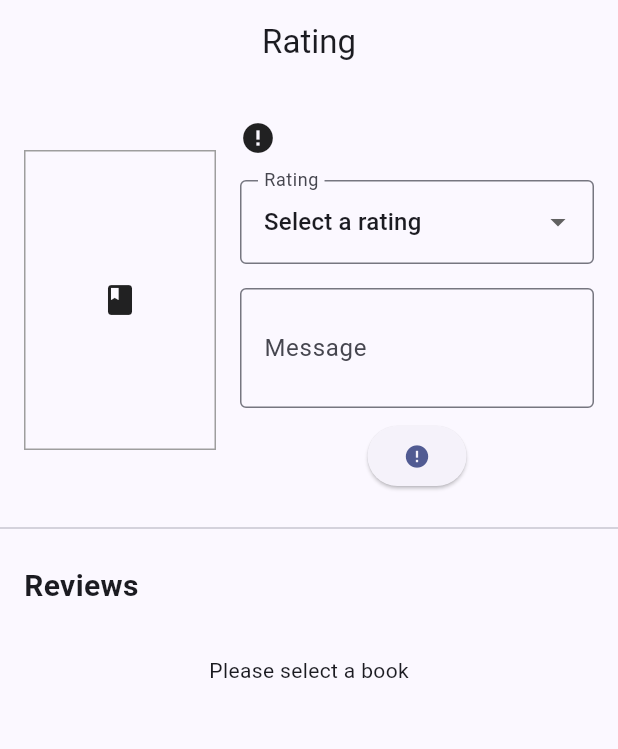
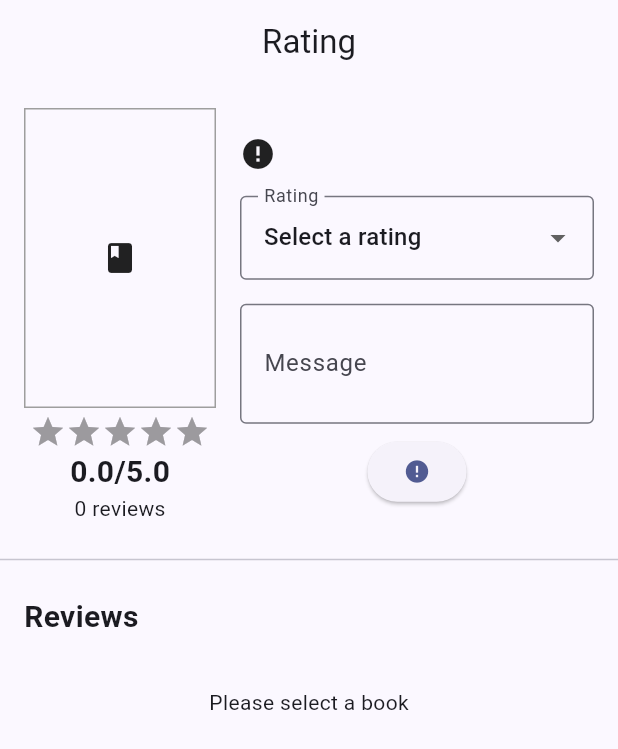
Before and after one commit to Readme-org/ReadMe-Mobile, a Flutter app: the RatingPage screen opened directly, on a phone screen of 412 x 824 dp. Shown: the top 749 px of the screen. Run offline on Flutter 3.47's test engine with Material 3 defaults, Android fonts, the phone set to English and light mode, and no system bars; drawn by our look-alikes of flutter_rating_bar; our stand-ins replace cached_network_image; missing offline and left inert: pbp_django_auth.

Commit message:
Add rating stars and delete button

```diff
--- a/lib/modules/rating-book/screens/reviews.dart
+++ b/lib/modules/rating-book/screens/reviews.dart
@@ -2,6 +2,7 @@ import 'package:flutter/material.dart';
 import 'package:pbp_django_auth/pbp_django_auth.dart';
 import 'package:provider/provider.dart';
 import 'package:cached_network_image/cached_network_image.dart';
+import 'package:flutter_rating_bar/flutter_rating_bar.dart';
 import 'package:readme/core/url.dart' as app_data;
 import 'package:readme/modules/home-page/models/book.dart';
 import 'package:readme/modules/rating-book/models/rating.dart';
@@ -47,13 +48,24 @@ class _RatingPageState extends State<RatingPage> {
   @override
   void didChangeDependencies() {
     super.didChangeDependencies();
-    cookieRequest = Provider.of<CookieRequest>(context);
+    cookieRequest = Provider.of<CookieRequest>(context, listen: false);
     books = ApiService.getBooks(cookieRequest);
     if (widget.bookId != null) {
       rating = ApiService.getRating(cookieRequest, widget.bookId!);
       book = books.then((value) =>
           value.firstWhere((element) => element.pk == widget.bookId));
     }
+  }
+
+  double averageRating(List<Rating> ratings) {
+    if (ratings.isEmpty) {
+      return 0;
+    }
+    double sum = 0;
+    for (final rating in ratings) {
+      sum += rating.rating;
+    }
+    return sum / ratings.length;
   }
 
   @override
@@ -76,6 +88,8 @@ class _RatingPageState extends State<RatingPage> {
               padding: const EdgeInsets.all(16.0),
               child: Row(
                 crossAxisAlignment: CrossAxisAlignment.center,
+                children: [
+                  Column(
                     children: [
                       SizedBox(
                           width: 128,
@@ -106,6 +120,67 @@ class _RatingPageState extends State<RatingPage> {
                                         const Icon(Icons.error),
                                   ),
                           )),
+                      const SizedBox(height: 4),
+                      FutureBuilder<List<Rating>>(
+                        future: rating,
+                        builder: (context, snapshot) {
+                          if (snapshot.hasData) {
+                            return Column(
+                              children: [
+                                RatingBarIndicator(
+                                  rating: averageRating(snapshot.data!),
+                                  itemBuilder: (context, index) => const Icon(
+                                    Icons.star,
+                                    color: Colors.amber,
+                                  ),
+                                  itemCount: 5,
+                                  itemSize: 24.0,
+                                  direction: Axis.horizontal,
+                                ),
+                                Text(
+                                  '${averageRating(snapshot.data!).toStringAsFixed(1)}/5.0',
+                                  style: const TextStyle(
+                                    fontSize: 20,
+                                    fontWeight: FontWeight.bold,
+                                  ),
+                                ),
+                                Text('${snapshot.data!.length} reviews',
+                                    style: const TextStyle(
+                                      fontSize: 14,
+                                    )),
+                              ],
+                            );
+                          } else {
+                            return Column(
+                              children: [
+                                RatingBarIndicator(
+                                  rating: 0,
+                                  itemBuilder: (context, index) => const Icon(
+                                    Icons.star,
+                                    color: Colors.amber,
+                                  ),
+                                  itemCount: 5,
+                                  itemSize: 24.0,
+                                  direction: Axis.horizontal,
+                                ),
+                                const Text(
+                                  '0.0/5.0',
+                                  style: TextStyle(
+                                    fontSize: 20,
+                                    fontWeight: FontWeight.bold,
+                                  ),
+                                ),
+                                const Text('0 reviews',
+                                    style: TextStyle(
+                                      fontSize: 14,
+                                    )),
+                              ],
+                            );
+                          }
+                        },
+                      ),
+                    ],
+                  ),
                   Padding(
                     padding: const EdgeInsets.only(left: 16.0),
                     child: SizedBox(
@@ -311,6 +386,7 @@ class _RatingPageState extends State<RatingPage> {
                                     ratingController.clear();
                                     rating = ApiService.getRating(
                                         cookieRequest, bookId);
+                                    ratingFocusNode.unfocus();
                                   });
                                 }
                               },
```
Also changed, not shown: lib/modules/rating-book/widgets/rating_list.dart (+36 -42 lines). Lines whose indentation alone changed are shown as unchanged.
